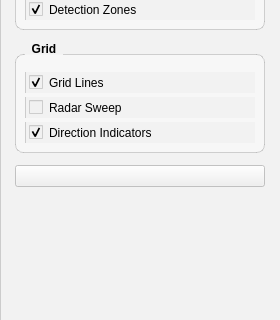
This is Opleverset_Project_5-6/Code/elements/ControlPanel.ui in TomHeij/Project5-6 as Qt 5 draws it before an edit; both pictures show x 0 to 280 and y 280 to 600 of the 280 by 600 pixel window. The edited form follows.
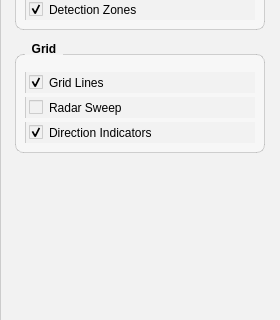
This is the edited form.

What changed in the file:
```diff
--- a/Opleverset_Project_5-6/Code/elements/ControlPanel.ui
+++ b/Opleverset_Project_5-6/Code/elements/ControlPanel.ui
@@ -253,40 +253,6 @@
      </layout>
     </widget>
    </item>
-   <item>
-    <widget class="QPushButton" name="btn_alarm">
-     <property name="minimumSize">
-      <size>
-       <width>0</width>
-       <height>0</height>
-      </size>
-     </property>
-     <property name="maximumSize">
-      <size>
-       <width>16777215</width>
-       <height>16777215</height>
-      </size>
-     </property>
-     <property name="sizeIncrement">
-      <size>
-       <width>0</width>
-       <height>0</height>
-      </size>
-     </property>
-     <property name="text">
-      <string/>
-     </property>
-     <property name="iconSize">
-      <size>
-       <width>32</width>
-       <height>32</height>
-      </size>
-     </property>
-     <property name="checkable">
-      <bool>true</bool>
-     </property>
-    </widget>
-   </item>
    <item>
     <spacer name="verticalSpacer">
      <property name="orientation">
```
Left out of the diff: 4 changed lines with no effect on the pictures.
